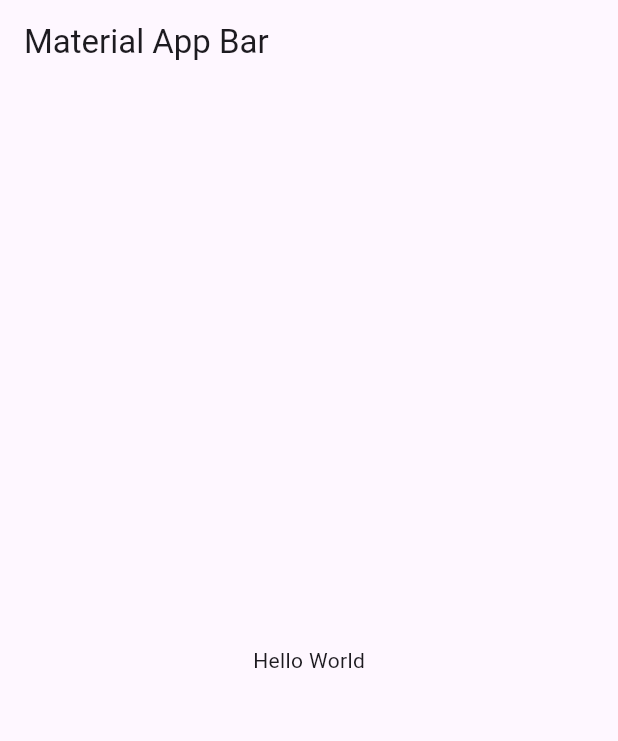
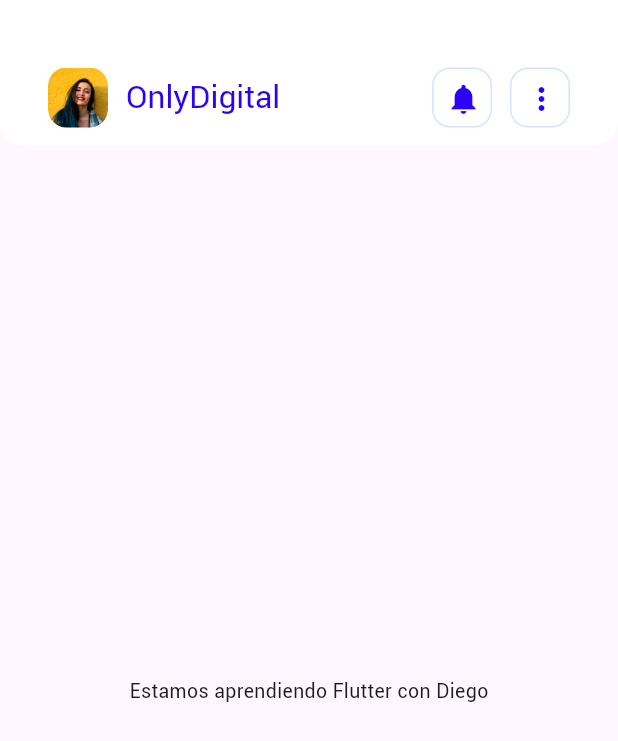
Before and after one commit to DieCau/flutter-store-app, a Flutter app: the screen it shows after launch, on a phone screen of 412 x 824 dp. Shown: the top 741 px of the screen. Run offline on Flutter 3.47's test engine with Material 3 defaults, Android fonts, the phone set to English and light mode, and no system bars.

Commit message:
AppBar Title completed

```diff
--- a/analysis_options.yaml
+++ b/analysis_options.yaml
@@ -22,7 +22,7 @@ linter:
   # producing the lint.
   rules:
     # avoid_print: false  # Uncomment to disable the `avoid_print` rule
-    # prefer_single_quotes: true  # Uncomment to enable the `prefer_single_quotes` rule
+    prefer_single_quotes: true  # Uncomment to enable the `prefer_single_quotes` rule
 
 # Additional information about this file can be found at
 # https://dart.dev/guides/language/analysis-options
--- /dev/null
+++ b/lib/app.dart
@@ -0,0 +1,18 @@
+import 'package:flutter/material.dart';
+import 'package:store_app/src/design/themes.dart';
+import 'package:store_app/src/pages/home_page.dart';
+
+
+class StoreApp extends StatelessWidget {
+
+  const StoreApp({super.key});
+
+  @override
+  Widget build(BuildContext context) {
+    return MaterialApp(
+      debugShowCheckedModeBanner: false,
+      theme: DieCauThemes.defaultTheme,
+      home: const HomePage()
+    );
+  }
+}
--- a/lib/main.dart
+++ b/lib/main.dart
@@ -1,22 +1,4 @@
 import 'package:flutter/material.dart';
+import 'package:store_app/app.dart';
 
-void main() => runApp(const MyApp());
-
-class MyApp extends StatelessWidget {
-  const MyApp({super.key});
-
-  @override
-  Widget build(BuildContext context) {
-    return MaterialApp(
-      title: 'Material App',
-      home: Scaffold(
-        appBar: AppBar(
-          title: const Text('Material App Bar'),
-        ),
-        body: const Center(
-          child: Text('Hello World'),
-        ),
-      ),
-    );
-  }
-}
+void main() => runApp(const StoreApp());
--- /dev/null
+++ b/lib/src/design/colors.dart
@@ -0,0 +1,17 @@
+import 'package:flutter/material.dart';
+
+class DieCauColors {
+  DieCauColors._();
+  static const Color brandPrimaryColor = Color.fromRGBO(45, 0, 247, 1);
+  static const Color brandSecondaryColor = Color.fromRGBO(243, 246, 255, 1);
+  static const Color brandLightColor = Colors.white;
+  static const Color brandLightColorBorder = Color.fromRGBO(210, 228, 255, 1);
+  static const Color brandLightColorOpacity = Color.fromRGBO(255, 255, 255, 0.2);
+  static const Color brandDarkColor = Color.fromRGBO(19, 19, 19, 1);
+  static const Color brandLightDarkColor = Color.fromRGBO(113, 113, 112, 1);
+  static const Color brandDarkColorOpacity = Color.fromRGBO(255, 255, 255, 0.2);
+  static const Color brandErrorColor = Color.fromRGBO(122, 2, 19, 1);
+  static const Color brandOnErrorColor = Color.fromRGBO(205, 12, 43, 1);
+  static const Color brandSuccessColor = Color.fromRGBO(35, 159, 87, 0.2);
+  static const Color brandOnSuccessColor = Color.fromRGBO(35, 159, 87, 1);
+}
--- /dev/null
+++ b/lib/src/design/radius.dart
@@ -0,0 +1,7 @@
+import 'package:flutter/material.dart';
+
+class DieCauRadius {
+  DieCauRadius._();
+  static const Radius xs    = Radius.circular(12);
+  static const Radius small = Radius.circular(16);
+}
--- /dev/null
+++ b/lib/src/design/themes.dart
@@ -0,0 +1,20 @@
+import 'package:flutter/material.dart';
+import 'package:store_app/src/design/colors.dart';
+
+
+class DieCauThemes{
+  DieCauThemes._();
+  static ThemeData defaultTheme = ThemeData(
+    fontFamily: 'RobotoMono',
+    primaryColor: DieCauColors.brandPrimaryColor,
+    textTheme: const TextTheme(
+      displayLarge:   TextStyle(fontSize: 48.0, fontWeight: FontWeight.bold),
+      displayMedium:  TextStyle(fontSize: 24.0, fontWeight: FontWeight.bold),
+      displaySmall:   TextStyle(fontSize: 16.0, fontWeight: FontWeight.bold),
+      headlineLarge:  TextStyle(fontSize: 21.0, color: DieCauColors.brandPrimaryColor),
+      bodyLarge:      TextStyle(fontSize: 14.0),
+      bodyMedium:     TextStyle(fontSize: 13.0),
+      bodySmall:      TextStyle(fontSize: 10.0),
+    )
+  );
+}
--- /dev/null
+++ b/lib/src/pages/home_page.dart
@@ -0,0 +1,34 @@
+import 'package:flutter/material.dart';
+import 'package:store_app/src/design/colors.dart';
+import 'package:store_app/src/design/radius.dart';
+import 'package:store_app/src/widgets/home_app_bar_title.dart';
+
+class HomePage extends StatelessWidget {
+  const HomePage({super.key});
+
+  @override
+  Widget build(BuildContext context) {
+    return Scaffold(
+      appBar: AppBar(
+      toolbarHeight: 97.0,
+      shape: const RoundedRectangleBorder(
+        borderRadius: BorderRadius.only(
+          bottomLeft: DieCauRadius.small,
+          bottomRight: DieCauRadius.small
+        )
+      ),
+      backgroundColor: DieCauColors.brandLightColor,
+        title: const Padding(
+          padding: EdgeInsets.fromLTRB(16.0, 45.0, 16.0, 12.0),
+          child: HomeAppBarTitle()
+        ),
+      ),
+      body: const Padding(
+        padding: EdgeInsets.all(8.0),
+        child: Center(
+          child: Text('Estamos aprendiendo Flutter con Diego'),
+        ),
+      ),
+    );
+  }
+}
--- /dev/null
+++ b/lib/src/widgets/container_header_icon.dart
@@ -0,0 +1,24 @@
+import 'package:flutter/material.dart';
+
+import '../design/colors.dart';
+
+class ContainerHeaderIcon extends StatelessWidget {
+  final IconButton iconButton;
+  final EdgeInsets? configMargin;
+
+  const ContainerHeaderIcon({super.key, required this.iconButton, this.configMargin});
+
+  @override
+  Widget build(BuildContext context) {
+    return Container(
+      height: 40,
+      width: 40,
+      margin: configMargin,
+      decoration: BoxDecoration(
+        border: Border.all(color: DieCauColors.brandLightColorBorder),
+        borderRadius: const BorderRadius.all(Radius.circular(12)),
+      ),
+      child: iconButton,
+    );
+  }
+}
--- /dev/null
+++ b/lib/src/widgets/home_app_bar_title.dart
@@ -0,0 +1,50 @@
+import 'package:flutter/material.dart';
+import 'package:store_app/src/widgets/container_header_icon.dart';
+
+import '../design/colors.dart';
+
+
+class HomeAppBarTitle extends StatelessWidget {
+  const HomeAppBarTitle({super.key});
+
+  @override
+  Widget build(BuildContext context) {
+    return Row(
+      children: [
+        Container(
+          width: 40,
+          height: 40,
+          margin: const EdgeInsets.only(right: 12),
+          decoration: const BoxDecoration(
+            borderRadius: BorderRadius.all(Radius.circular(12)),
+            image: DecorationImage(image: AssetImage('assets/images/user.png')),
+          ),
+        ),
+        Expanded(
+            child: Text(
+          'OnlyDigital',
+          style: Theme.of(context).textTheme.headlineLarge,
+        )),
+        ContainerHeaderIcon(
+          configMargin: const EdgeInsets.only(right: 12),
+          iconButton: IconButton(
+            onPressed: () => print('Presionaron en Notificaciones'),
+            icon: const Icon(
+              Icons.notifications,
+              color: DieCauColors.brandPrimaryColor,
+            ),
+          ),
+        ),
+        ContainerHeaderIcon(
+          iconButton: IconButton(
+            onPressed: () => print('Presionaron en More Vertical'),
+            icon: const Icon(
+              Icons.more_vert,
+              color: DieCauColors.brandPrimaryColor,
+            ),
+          ),
+        ),
+      ],
+    );
+  }
+}
```
Also changed, not shown: pubspec.yaml (+12 -56 lines), assets/fonts/Roboto-Bold.ttf (added), assets/fonts/Roboto-Medium.ttf (added), assets/fonts/Roboto-Regular.ttf (added), assets/images/health.png (added), assets/images/pizza.png (added), assets/images/tv.png (added), assets/images/user.png (added), 1 other file.
